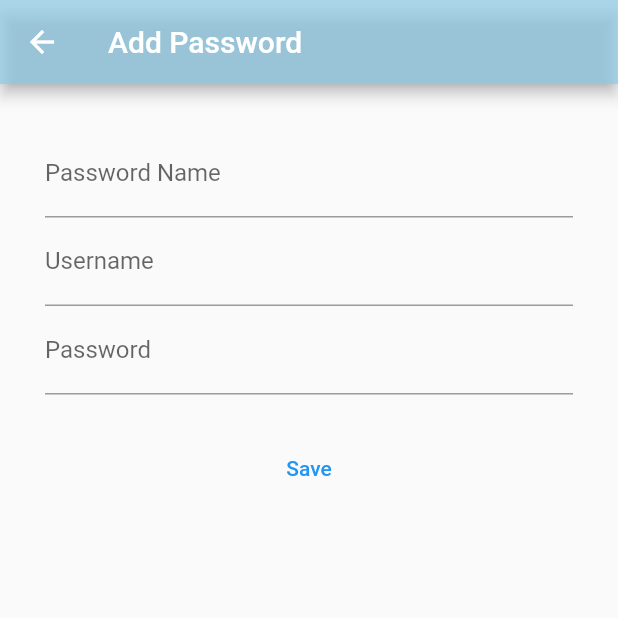
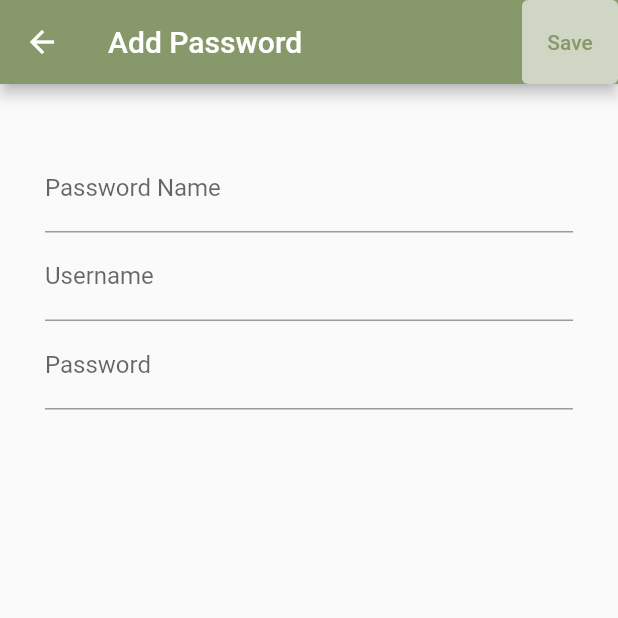
Before and after one commit to yasatubanur/Password-App, a Flutter app: the screen it shows after launch, after a tap on the "add" icon, on a phone screen of 412 x 824 dp, the top half of it. Run offline on Flutter 3.47's test engine with Material 2 defaults, Android fonts, the light colour scheme and no system bars; our stand-ins replace sqflite; accounts and stored records are empty.

Commit message:
Color properties have been adjusted and changed.

```diff
--- a/lib/screens/add_password.dart
+++ b/lib/screens/add_password.dart
@@ -21,16 +21,28 @@ class _AddPasswordState extends State<AddPassword> {
       child: Scaffold(
         appBar: AppBar(
           title: Text("Add Password"),
-          backgroundColor: Color(0xb58ecae6),
+          backgroundColor: Color(0xff87986a),
+          actions: [
+            TextButton(
+              style: TextButton.styleFrom(
+                primary: Color(0xff87986a),
+                backgroundColor: Colors.white60,
+              ),
+              onPressed: () {
+                addPassword();
+              },
+              child: Text("Save"),
+            ),
+          ],
         ),
         body: Padding(
           padding: EdgeInsets.all(30.0),
           child: Column(
             children: <Widget>[
+              const SizedBox(height: 10),
               buildPassNameField(),
               buildUsernameField(),
               buildPasswordField(),
-              buildSaveButton(),
             ],
           ),
         ),
@@ -38,7 +50,7 @@ class _AddPasswordState extends State<AddPassword> {
     );
   }
 
-  TextField buildPassNameField() {
+  Widget buildPassNameField() {
     return TextField(
       decoration: InputDecoration(labelText: "Password Name"),
       controller: txtPassName,
@@ -52,22 +64,10 @@ class _AddPasswordState extends State<AddPassword> {
     );
   }
 
-  TextField buildPasswordField() {
+  Widget buildPasswordField() {
     return TextField(
       decoration: InputDecoration(labelText: "Password"),
       controller: txtPassword,
-    );
-  }
-
-  buildSaveButton() {
-    return Padding(
-      padding: const EdgeInsets.all(25.0),
-      child: TextButton(
-        onPressed: () {
-          addPassword();
-        },
-        child: Text("Save"),
-      ),
     );
   }
 
--- a/lib/screens/pass_info_list.dart
+++ b/lib/screens/pass_info_list.dart
@@ -21,15 +21,14 @@ class _PassInfoListState extends State<PassInfoList> {
   int passInfoCount = 0;
 
   List<Color> colors = [
-    Color(0xb58ecae6),
-    Color(0xb7219ebc),
-    Color(0x88023047),
-    Color(0x88ffb703),
-    Color(0x81fb8500)
+    Color(0xe6c2969e),
+    Color(0xe6a07780),
+    Color(0xe666784b),
+    Color(0xe687986a)
   ];
   final random = Random();
   Color colorRandom() {
-    return colors[random.nextInt(5)];
+    return colors[random.nextInt(4)];
   }
 
   List<String> choices = ["Detail", "Edit", "Delete"];
@@ -46,12 +45,12 @@ class _PassInfoListState extends State<PassInfoList> {
       child: Scaffold(
         appBar: AppBar(
           title: Text("Password Informations"),
-          backgroundColor: Color(0xb58ecae6),
+          backgroundColor: Color(0xff87986a),
         ),
         body: buildPassInfoList(),
         floatingActionButton: FloatingActionButton(
-          backgroundColor: Color(0xb58ecae6),
-          splashColor: Color(0x81fb8500),
+          backgroundColor: Color(0xff87986a),
+          splashColor: Color(0xffa07780),
           onPressed: () {
             goToPasswordAdd();
           },
@@ -73,7 +72,7 @@ class _PassInfoListState extends State<PassInfoList> {
               title: Text("${passInfos[position].passName}"),
               subtitle: Text("${passInfos[position].username}"),
               trailing: PopupMenuButton(
-                color: Color(0xb58ecae6),
+                color: Color(0xade5b6c0),
                 onSelected: choiceAction,
                 itemBuilder: (BuildContext context) {
                   return choices.map((choice) {
@@ -100,10 +99,8 @@ class _PassInfoListState extends State<PassInfoList> {
   void goToPasswordAdd() async {
     bool result = await Navigator.push(
         context, MaterialPageRoute(builder: (context) => AddPassword()));
-    if (result != null) {
-      if (result == true) {
-        getPasswords();
-      }
+    if (result == true) {
+      getPasswords();
     }
   }
 
```
Also changed, not shown: lib/screens/password_detail.dart (+4 -4 lines).
